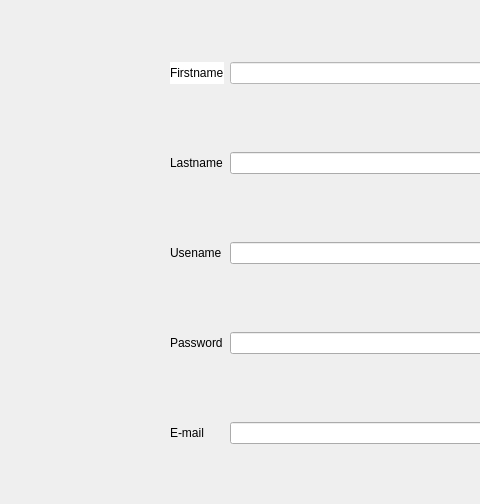
micro0097/Sea-battle-project, file sign.ui: the form before one commit; both pictures show x 0 to 480 and y 0 to 504 of the 800 by 600 pixel window.
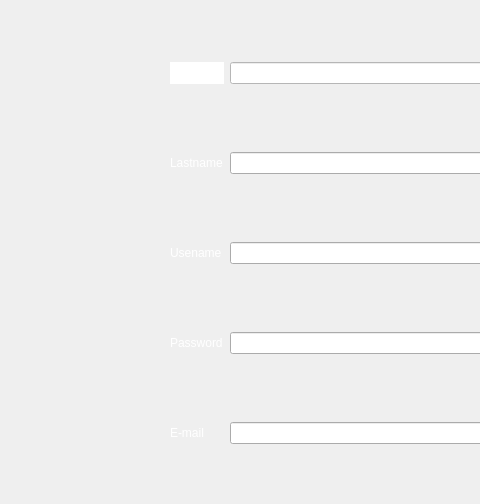
The form after the commit. Icons and pictures are not drawn.

The edit to the form file:
```diff
--- a/sign.ui
+++ b/sign.ui
@@ -32,7 +32,8 @@
       <widget class="QLabel" name="label">
        <property name="styleSheet">
         <string notr="true">background-color: rgb(255, 255, 255);
-image: url(:/new/prefix1/desk.jpg);</string>
+image: url(:/new/prefix1/desk.jpg);
+color: rgb(255, 255, 255);</string>
        </property>
        <property name="text">
         <string>Firstname</string>
@@ -49,7 +50,8 @@
      <item row="3" column="0">
       <widget class="QLabel" name="label_4">
        <property name="styleSheet">
-        <string notr="true">image: url(:/new/prefix1/desk.jpg);</string>
+        <string notr="true">image: url(:/new/prefix1/desk.jpg);
+color: rgb(255, 255, 255);</string>
        </property>
        <property name="text">
         <string>Password</string>
@@ -59,7 +61,8 @@
      <item row="2" column="0">
       <widget class="QLabel" name="label_3">
        <property name="styleSheet">
-        <string notr="true">image: url(:/new/prefix1/desk.jpg);</string>
+        <string notr="true">image: url(:/new/prefix1/desk.jpg);
+color: rgb(255, 255, 255);</string>
        </property>
        <property name="text">
         <string>Usename</string>
@@ -80,7 +83,8 @@
      <item row="1" column="0">
       <widget class="QLabel" name="label_2">
        <property name="styleSheet">
-        <string notr="true">image: url(:/new/prefix1/desk.jpg);</string>
+        <string notr="true">image: url(:/new/prefix1/desk.jpg);
+color: rgb(255, 255, 255);</string>
        </property>
        <property name="text">
         <string>Lastname</string>
@@ -96,7 +100,8 @@
      <item row="4" column="0">
       <widget class="QLabel" name="label_5">
        <property name="styleSheet">
-        <string notr="true">image: url(:/new/prefix1/desk.jpg);</string>
+        <string notr="true">image: url(:/new/prefix1/desk.jpg);
+color: rgb(255, 255, 255);</string>
        </property>
        <property name="text">
         <string>E-mail</string>
```
Left out of the diff: 28 changed lines with no effect on the pictures.
